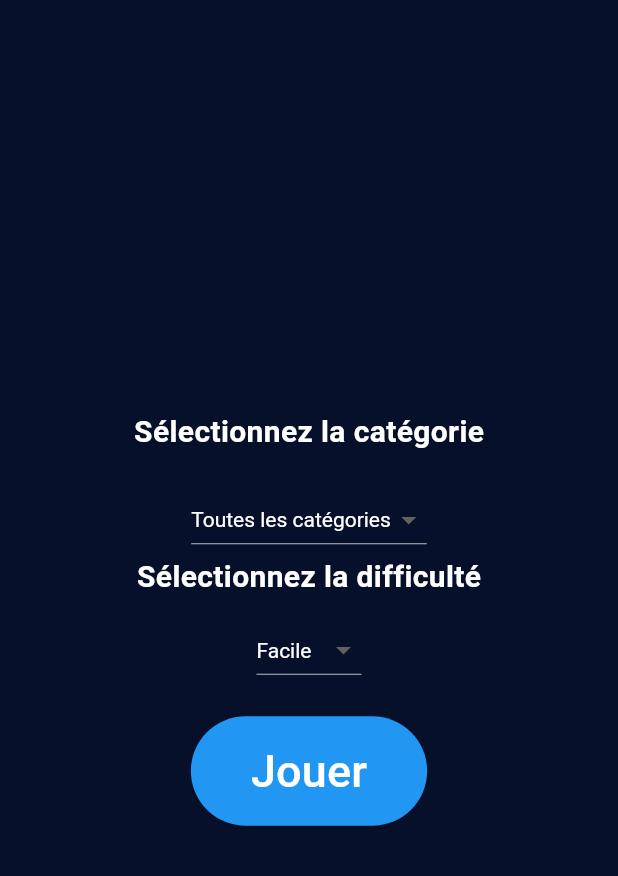
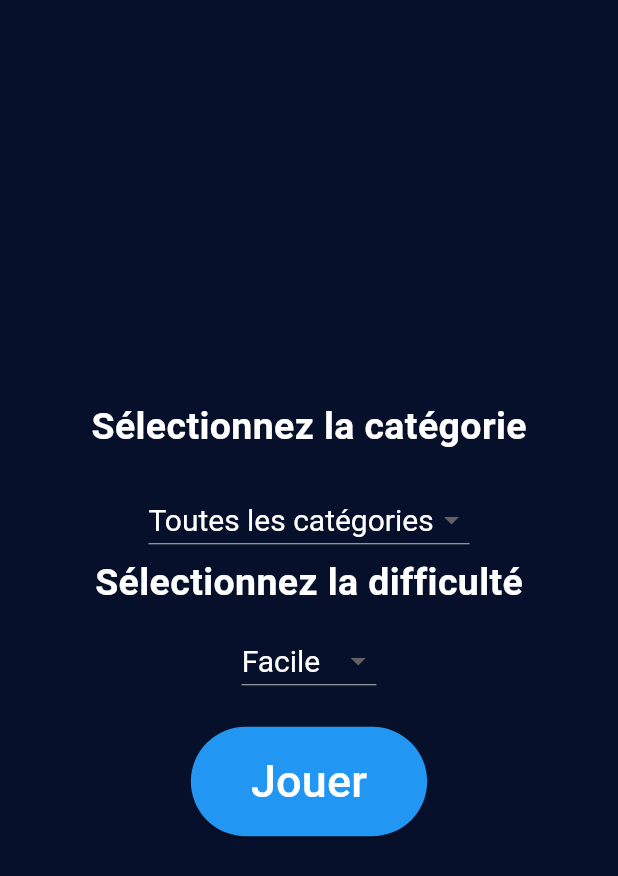
Before and after one commit to Zilba26/master_quiz, a Flutter app: the ChooseOptions screen opened directly, on a phone screen of 412 x 824 dp. Shown: the top 876 px of the screen. Run offline on Flutter 3.47's test engine with Material 3 defaults, Android fonts, the phone set to English and light mode, and no system bars; our stand-ins replace shared_preferences, stop_watch_timer; missing offline and left inert: newton_particles, particle_field, rnd; accounts and stored records are empty.

Commit message:
routing & adapt chooseCategory page

```diff
--- a/lib/models/difficulty.dart
+++ b/lib/models/difficulty.dart
@@ -8,4 +8,18 @@ enum Difficulty {
   });
 
   final String key;
+
+  @override
+  String toString() {
+    switch (this) {
+      case Difficulty.easy:
+        return 'Facile';
+      case Difficulty.medium:
+        return 'Normal';
+      case Difficulty.hard:
+        return 'Difficile';
+      default:
+        return '';
+    }
+  }
 }
--- a/lib/ui/screens/choose_options.dart
+++ b/lib/ui/screens/choose_options.dart
@@ -1,6 +1,9 @@
 import 'package:flutter/material.dart';
+import 'package:master_quiz/models/difficulty.dart';
 import 'package:master_quiz/ui/components/main_button.dart';
 import 'package:master_quiz/models/category.dart';
+import 'package:master_quiz/ui/components/star_background.dart';
+import 'package:master_quiz/ui/screens/question_page.dart';
 
 import '../../constantes.dart';
 
@@ -12,11 +15,11 @@ class ChooseOptions extends StatefulWidget {
 }
 
 class _ChooseOptionsState extends State<ChooseOptions> {
-  List<String> categories = Category.values.map((e) => e.toString()).toList();
-  List<String> difficulties = ['Facile', 'Moyen', 'Difficile'];
+  List<Category> categories = Category.values;
+  List<Difficulty> difficulties = Difficulty.values;
 
-  String selectedCategory = Category.all.toString();
-  String selectedDifficulty = 'Facile';
+  Category selectedCategory = Category.all;
+  Difficulty selectedDifficulty = Difficulty.easy;
 
   @override
   Widget build(BuildContext context) {
@@ -25,51 +28,54 @@ class _ChooseOptionsState extends State<ChooseOptions> {
         color: backgroundColor,
         height: double.infinity,
         width: double.infinity,
+        child: StarBackground(
+          animated: false,
           child: Center(
             child: Column(
               mainAxisAlignment: MainAxisAlignment.center,
+
               children: [
                 const Text(
                   'Sélectionnez la catégorie',
-                style: TextStyle(fontSize: 20.0, fontWeight: FontWeight.bold, color: Colors.white),
+                  style: TextStyle(fontSize: 25.0, fontWeight: FontWeight.bold, color: Colors.white),
                 ),
                 const SizedBox(height: 20.0),
                 // Sélecteur de catégorie
-              DropdownButton<String>(
+                DropdownButton<Category>(
                   value: selectedCategory,
-                style: const TextStyle(color: Colors.white),
+                  style: const TextStyle(fontSize: 20.0, color: Colors.white),
                   dropdownColor: bordersColor,
-                onChanged: (String? newValue) {
+                  onChanged: (Category? newValue) {
                     setState(() {
                       selectedCategory = newValue!;
                     });
                   },
-                items: categories.map<DropdownMenuItem<String>>((String value) {
-                  return DropdownMenuItem<String>(
+                  items: categories.map<DropdownMenuItem<Category>>((Category value) {
+                    return DropdownMenuItem<Category>(
                       value: value,
-                    child: Text(value),
+                      child: Text(value.toString()),
                     );
                   }).toList(),
                 ),
                 const Text(
                   'Sélectionnez la difficulté',
-                style: TextStyle(fontSize: 20.0, fontWeight: FontWeight.bold, color: Colors.white),
+                  style: TextStyle(fontSize: 25.0, fontWeight: FontWeight.bold, color: Colors.white),
                 ),
                 const SizedBox(height: 10.0),
                 // Sélecteur de difficulté
-              DropdownButton<String>(
+                DropdownButton<Difficulty>(
                   value: selectedDifficulty,
-                style: const TextStyle(color: Colors.white),
+                  style: const TextStyle(fontSize: 20.0, color: Colors.white),
                   dropdownColor: bordersColor,
-                onChanged: (String? newValue) {
+                  onChanged: (Difficulty? newValue) {
                     setState(() {
                       selectedDifficulty = newValue!;
                     });
                   },
-                items: difficulties.map<DropdownMenuItem<String>>((String value) {
-                  return DropdownMenuItem<String>(
+                  items: difficulties.map<DropdownMenuItem<Difficulty>>((Difficulty value) {
+                    return DropdownMenuItem<Difficulty>(
                       value: value,
-                    child: Text(value),
+                      child: Text(value.toString()),
                     );
                   }).toList(),
                 ),
@@ -78,10 +84,10 @@ class _ChooseOptionsState extends State<ChooseOptions> {
                   text: 'Jouer',
                   fontSize: 30.0,
                   onPressed: () {
-                  Navigator.pushNamed(context, "game", arguments: {
-                    'category': selectedCategory,
-                    'difficulty': selectedDifficulty
-                  }
+                    Navigator.of(context).push(
+                      MaterialPageRoute(
+                        builder: (context) => QuestionPage(category: selectedCategory, difficulty: selectedDifficulty),
+                      ),
                     );
                   },
                 ),
@@ -89,6 +95,7 @@ class _ChooseOptionsState extends State<ChooseOptions> {
             ),
           ),
         ),
+      ),
     );
   }
 }
```
Lines whose indentation alone changed are shown as unchanged.
